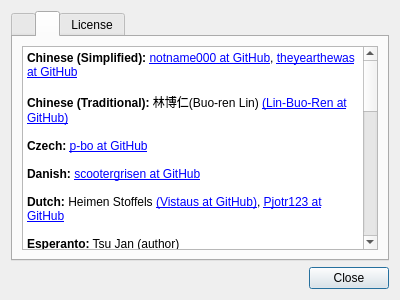
This is featherpad/about.ui in vecnathewhisperd0/FeatherPad as Qt 5 draws it before an edit. The edited form follows.
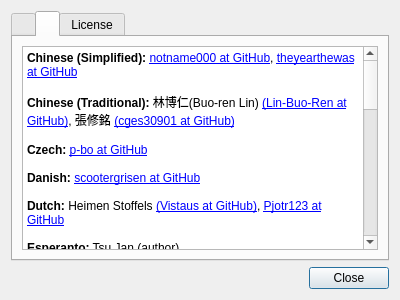
This is the edited form. The open tabs and pages were chosen to show the change.

Diff of the .ui file:
```diff
--- a/featherpad/about.ui
+++ b/featherpad/about.ui
@@ -99,7 +99,7 @@
 &lt;/style&gt;&lt;/head&gt;&lt;body style=&quot;  font-weight:400; font-style:normal;&quot;&gt;
 &lt;p style=&quot; margin-top:0px; margin-bottom:0px; margin-left:0px; margin-right:0px; -qt-block-indent:0; text-indent:0px;&quot;&gt;&lt;span style=&quot; font-weight:600;&quot;&gt;Chinese (Simplified):&lt;/span&gt; &lt;a href=&quot;https://github.com/notname000&quot;&gt;notname000 at GitHub&lt;/a&gt;, &lt;a href=&quot;https://github.com/theyearthewas&quot;&gt;theyearthewas at GitHub&lt;/a&gt;&lt;/p&gt;
 &lt;p style=&quot;-qt-paragraph-type:empty; margin-top:0px; margin-bottom:0px; margin-left:0px; margin-right:0px; -qt-block-indent:0; text-indent:0px;&quot;&gt;&lt;br /&gt;&lt;/p&gt;
-&lt;p style=&quot; margin-top:0px; margin-bottom:0px; margin-left:0px; margin-right:0px; -qt-block-indent:0; text-indent:0px;&quot;&gt;&lt;span style=&quot; font-weight:600;&quot;&gt;Chinese (Traditional):&lt;/span&gt; 林博仁(Buo-ren Lin) &lt;a href=&quot;https://github.com/Lin-Buo-Ren&quot;&gt;(Lin-Buo-Ren at GitHub)&lt;/a&gt;&lt;/p&gt;
+&lt;p style=&quot; margin-top:0px; margin-bottom:0px; margin-left:0px; margin-right:0px; -qt-block-indent:0; text-indent:0px;&quot;&gt;&lt;span style=&quot; font-weight:600;&quot;&gt;Chinese (Traditional):&lt;/span&gt; 林博仁(Buo-ren Lin) &lt;a href=&quot;https://github.com/Lin-Buo-Ren&quot;&gt;(Lin-Buo-Ren at GitHub)&lt;/a&gt;, 張修銘 &lt;a href=&quot;https://github.com/cges30901&quot;&gt;(cges30901 at GitHub)&lt;/a&gt;&lt;/p&gt;
 &lt;p style=&quot;-qt-paragraph-type:empty; margin-top:0px; margin-bottom:0px; margin-left:0px; margin-right:0px; -qt-block-indent:0; text-indent:0px;&quot;&gt;&lt;br /&gt;&lt;/p&gt;
 &lt;p style=&quot; margin-top:0px; margin-bottom:0px; margin-left:0px; margin-right:0px; -qt-block-indent:0; text-indent:0px;&quot;&gt;&lt;span style=&quot; font-weight:600;&quot;&gt;Czech:&lt;/span&gt; &lt;a href=&quot;https://github.com/p-bo&quot;&gt;p-bo at GitHub&lt;/a&gt;&lt;/p&gt;
 &lt;p style=&quot;-qt-paragraph-type:empty; margin-top:0px; margin-bottom:0px; margin-left:0px; margin-right:0px; -qt-block-indent:0; text-indent:0px;&quot;&gt;&lt;br /&gt;&lt;/p&gt;
@@ -111,16 +111,18 @@
 &lt;p style=&quot;-qt-paragraph-type:empty; margin-top:0px; margin-bottom:0px; margin-left:0px; margin-right:0px; -qt-block-indent:0; text-indent:0px;&quot;&gt;&lt;br /&gt;&lt;/p&gt;
 &lt;p style=&quot; margin-top:0px; margin-bottom:0px; margin-left:0px; margin-right:0px; -qt-block-indent:0; text-indent:0px;&quot;&gt;&lt;span style=&quot; font-weight:600;&quot;&gt;French:&lt;/span&gt; &lt;a href=&quot;mailto:cyrilusber2001@yahoo.fr?Subject=My%20Subject&quot;&gt;Cottet Cyril&lt;/a&gt; &lt;a href=&quot;https://github.com/cyrilus31&quot;&gt;(cyrilus31 at GitHub)&lt;/a&gt;, &lt;a href=&quot;https://github.com/pols12&quot;&gt;pols12 at GitHub&lt;/a&gt;&lt;/p&gt;
 &lt;p style=&quot;-qt-paragraph-type:empty; margin-top:0px; margin-bottom:0px; margin-left:0px; margin-right:0px; -qt-block-indent:0; text-indent:0px;&quot;&gt;&lt;br /&gt;&lt;/p&gt;
-&lt;p style=&quot; margin-top:0px; margin-bottom:0px; margin-left:0px; margin-right:0px; -qt-block-indent:0; text-indent:0px;&quot;&gt;&lt;span style=&quot; font-weight:600;&quot;&gt;German:&lt;/span&gt; &lt;a href=&quot;https://github.com/p8q&quot;&gt;p8q at GitHub&lt;/a&gt;, Alf Gaida &lt;a href=&quot;https://github.com/agaida&quot;&gt;(agaida at GitHub)&lt;/a&lt;/p&gt;, Oliver Burkardt &lt;a href=&quot;https://github.com/OliverBurkardt&quot;&gt;(OliverBurkardt at GitHub)&lt;/a&gt;, Florian Pigorsch (&lt;a href=&quot;https://github.com/flopp&quot;&gt;flopp at GitHub&lt;/a&gt;)&lt;/p&gt;
+&lt;p style=&quot; margin-top:0px; margin-bottom:0px; margin-left:0px; margin-right:0px; -qt-block-indent:0; text-indent:0px;&quot;&gt;&lt;span style=&quot; font-weight:600;&quot;&gt;German:&lt;/span&gt; &lt;a href=&quot;https://github.com/p8q&quot;&gt;p8q at GitHub&lt;/a&gt;, Alf Gaida &lt;a href=&quot;https://github.com/agaida&quot;&gt;(agaida at GitHub)&lt;/a&gt;, Oliver Burkardt &lt;a href=&quot;https://github.com/OliverBurkardt&quot;&gt;(OliverBurkardt at GitHub)&lt;/a&gt;, Florian Pigorsch (&lt;a href=&quot;https://github.com/flopp&quot;&gt;flopp at GitHub&lt;/a&gt;)&lt;/p&gt;
 &lt;p style=&quot;-qt-paragraph-type:empty; margin-top:0px; margin-bottom:0px; margin-left:0px; margin-right:0px; -qt-block-indent:0; text-indent:0px;&quot;&gt;&lt;br /&gt;&lt;/p&gt;
 &lt;p style=&quot; margin-top:0px; margin-bottom:0px; margin-left:0px; margin-right:0px; -qt-block-indent:0; text-indent:0px;&quot;&gt;&lt;span style=&quot; font-weight:600;&quot;&gt;Indonesian:&lt;/span&gt; Gema Aji Wardian &lt;a href=&quot;https://github.com/nerdv2&quot;&gt;(nerdv2 at GitHub)&lt;/a&gt;&lt;/p&gt;
 &lt;p style=&quot;-qt-paragraph-type:empty; margin-top:0px; margin-bottom:0px; margin-left:0px; margin-right:0px; -qt-block-indent:0; text-indent:0px;&quot;&gt;&lt;br /&gt;&lt;/p&gt;
 &lt;p style=&quot; margin-top:0px; margin-bottom:0px; margin-left:0px; margin-right:0px; -qt-block-indent:0; text-indent:0px;&quot;&gt;&lt;span style=&quot; font-weight:600;&quot;&gt;Italian:&lt;/span&gt; &lt;a href=&quot;https://github.com/stefonarch&quot;&gt;stefonarch at GitHub&lt;/a&gt;, Daniele Bortoluzzi &lt;a href=&quot;https://github.com/udanieli&quot;&gt;(udanieli at GitHub)&lt;/a&gt;
 &lt;p style=&quot;-qt-paragraph-type:empty; margin-top:0px; margin-bottom:0px; margin-left:0px; margin-right:0px; -qt-block-indent:0; text-indent:0px;&quot;&gt;&lt;br /&gt;&lt;/p&gt;
-&lt;p style=&quot; margin-top:0px; margin-bottom:0px; margin-left:0px; margin-right:0px; -qt-block-indent:0; text-indent:0px;&quot;&gt;&lt;span style=&quot; font-weight:600;&quot;&gt;Japanese:&lt;/span&gt; &lt;a href=&quot;https://github.com/FuRuYa7&quot;&gt;FuRuYa7 at GitHub&lt;/a&gt;, Masamichi Ito &lt;a href=&quot;https://github.com/ito32bit&quot;&gt;(ito32bit at GitHub)&lt;/a&lt;/p&gt;
+&lt;p style=&quot; margin-top:0px; margin-bottom:0px; margin-left:0px; margin-right:0px; -qt-block-indent:0; text-indent:0px;&quot;&gt;&lt;span style=&quot; font-weight:600;&quot;&gt;Japanese:&lt;/span&gt; &lt;a href=&quot;https://github.com/FuRuYa7&quot;&gt;FuRuYa7 at GitHub&lt;/a&gt;, Masamichi Ito &lt;a href=&quot;https://github.com/ito32bit&quot;&gt;(ito32bit at GitHub)&lt;/a&gt;&lt;/p&gt;
 &lt;p style=&quot;-qt-paragraph-type:empty; margin-top:0px; margin-bottom:0px; margin-left:0px; margin-right:0px; -qt-block-indent:0; text-indent:0px;&quot;&gt;&lt;br /&gt;&lt;/p&gt;
 &lt;p style=&quot; margin-top:0px; margin-bottom:0px; margin-left:0px; margin-right:0px; -qt-block-indent:0; text-indent:0px;&quot;&gt;&lt;span style=&quot; font-weight:600;&quot;&gt;Lithuanian:&lt;/span&gt; &lt;a href=&quot;https://github.com/welaq&quot;&gt;welaq at GitHub&lt;/a&gt;
 &lt;p style=&quot;-qt-paragraph-type:empty; margin-top:0px; margin-bottom:0px; margin-left:0px; margin-right:0px; -qt-block-indent:0; text-indent:0px;&quot;&gt;&lt;br /&gt;&lt;/p&gt;
+&lt;p style=&quot; margin-top:0px; margin-bottom:0px; margin-left:0px; margin-right:0px; -qt-block-indent:0; text-indent:0px;&quot;&gt;&lt;span style=&quot; font-weight:600;&quot;&gt;Persian:&lt;/span&gt; Navid Emami &lt;a href=&quot;https://github.com/novid&quot;&gt;(novid at GitHub)&lt;/a&gt;, AatshG&lt;/p&gt;
+&lt;p style=&quot;-qt-paragraph-type:empty; margin-top:0px; margin-bottom:0px; margin-left:0px; margin-right:0px; -qt-block-indent:0; text-indent:0px;&quot;&gt;&lt;br /&gt;&lt;/p&gt;
 &lt;p style=&quot; margin-top:0px; margin-bottom:0px; margin-left:0px; margin-right:0px; -qt-block-indent:0; text-indent:0px;&quot;&gt;&lt;span style=&quot; font-weight:600;&quot;&gt;Polish:&lt;/span&gt; Marcin Mikołajczak &lt;a href=&quot;https://github.com/m4sk1n&quot;&gt;(m4sk1n at GitHub)&lt;/a&gt;&lt;/p&gt;
 &lt;p style=&quot;-qt-paragraph-type:empty; margin-top:0px; margin-bottom:0px; margin-left:0px; margin-right:0px; -qt-block-indent:0; text-indent:0px;&quot;&gt;&lt;br /&gt;&lt;/p&gt;
 &lt;p style=&quot; margin-top:0px; margin-bottom:0px; margin-left:0px; margin-right:0px; -qt-block-indent:0; text-indent:0px;&quot;&gt;&lt;span style=&quot; font-weight:600;&quot;&gt;Portuguese:&lt;/span&gt; Sérgio Marques &lt;a href=&quot;https://github.com/smarquespt&quot;&gt;(smarquespt at GitHub)&lt;/a&gt;, Ruan O. Lima&lt;/p&gt;
```
